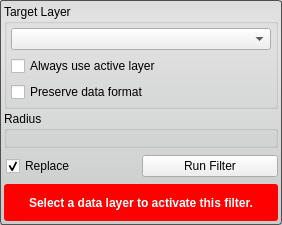
Old version of the form src/Interface/ToolInterface/MeanFilterInterface.ui in the repository SCIInstitute/Seg3D.
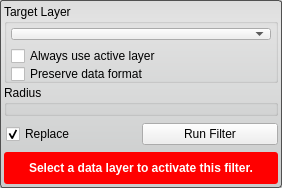
New version of the form. Custom widgets are drawn as their Qt base class.

Commit message: updates to the Cmake files to remove warnings on Externals updated the SingleTargetTool so that it can handle setting the validity properly for tools and filters that have more than one required combobox. updated all the tool and filter UI's

Diff of the .ui file:
```diff
--- a/src/Interface/ToolInterface/MeanFilterInterface.ui
+++ b/src/Interface/ToolInterface/MeanFilterInterface.ui
@@ -7,7 +7,7 @@
     <x>0</x>
     <y>0</y>
     <width>282</width>
-    <height>225</height>
+    <height>188</height>
    </rect>
   </property>
   <property name="sizePolicy">
@@ -199,6 +199,12 @@
        <height>32</height>
       </size>
      </property>
+     <property name="maximumSize">
+      <size>
+       <width>16777215</width>
+       <height>32</height>
+      </size>
+     </property>
      <property name="styleSheet">
       <string notr="true">QLabel#message_{
   color: white;
```
The commit also changes 34 other files.
